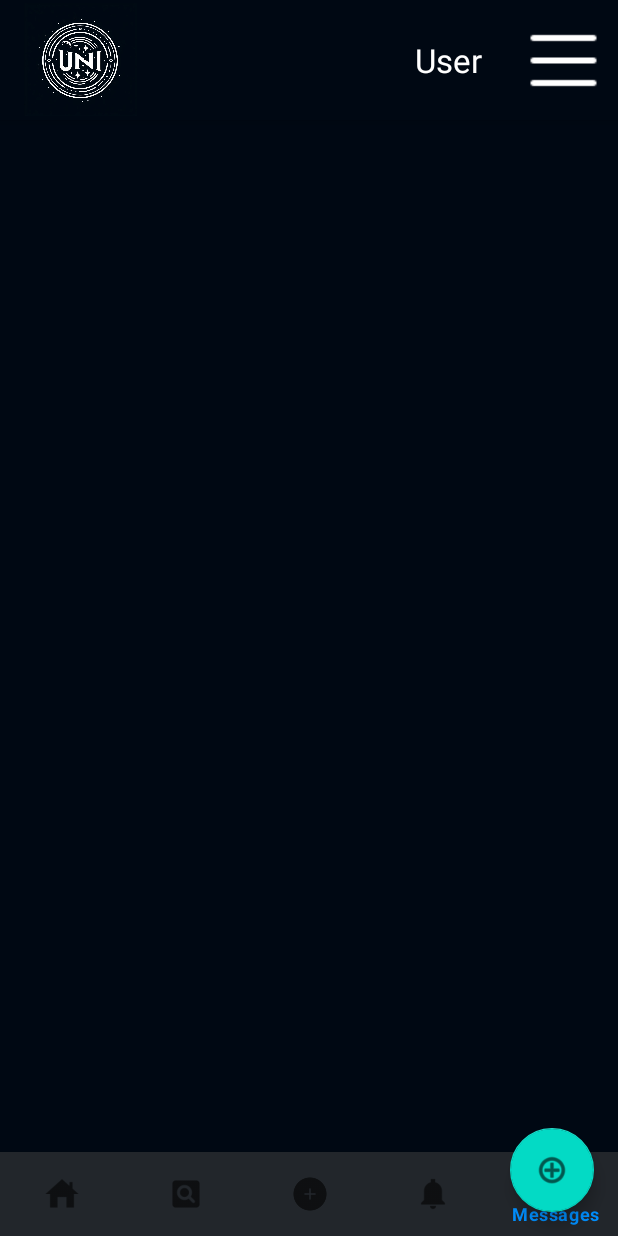
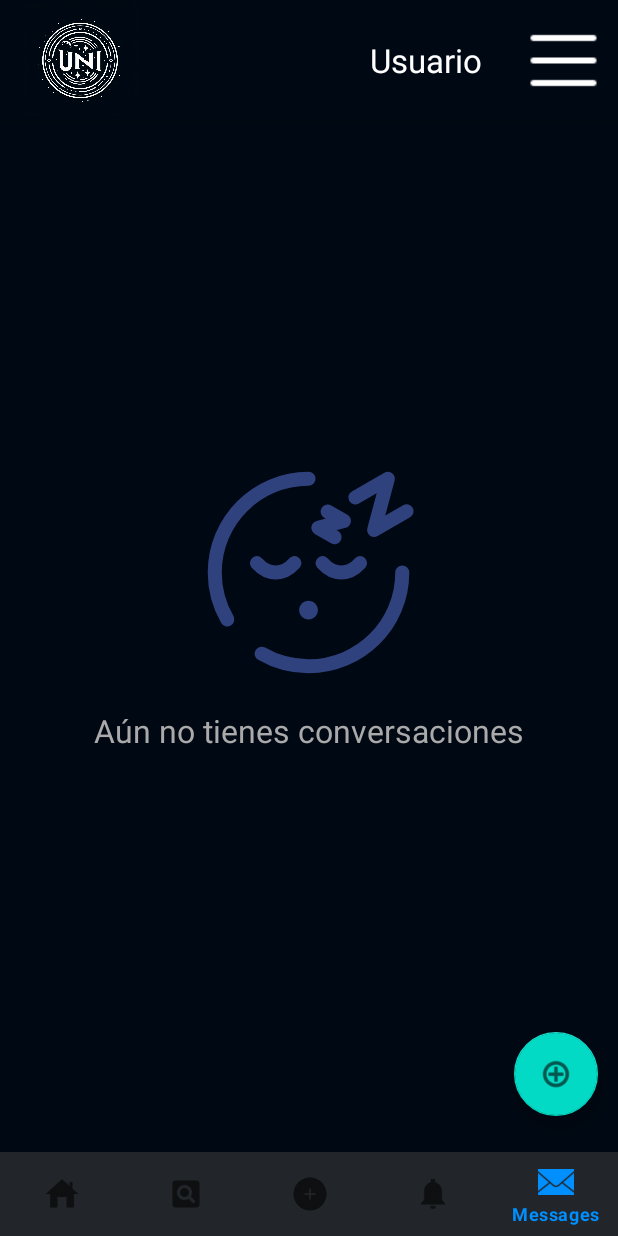
Before and after one commit to Drach23/UNIverse, an Android app: the MessagesListActivity screen opened directly, with no data from a screen before it, on a phone screen of 412 x 824 dp. Run offline under Robolectric (Android 15) with nearby library versions, the phone set to English and light mode, and no system bars; our stand-ins replace Firebase (no records; nobody signed in at launch, a user with empty details on screens opened directly).

Commit message:
Adding message part

```diff
--- a/app/src/main/AndroidManifest.xml
+++ b/app/src/main/AndroidManifest.xml
@@ -45,6 +45,9 @@
             android:name=".messages.MessagesListActivity"
             android:exported="true" />
         <activity
+            android:name=".messages.NewChatActivity"
+            android:exported="true" />
+        <activity
             android:name=".start_pages.UniverseActivity"
             android:exported="true"
             android:theme="@style/splashTheme">
--- a/app/src/main/java/com/unitech/universe/messages/MessageListActivity.kt
+++ b/app/src/main/java/com/unitech/universe/messages/MessageListActivity.kt
@@ -1,7 +1,4 @@
 package com.unitech.universe.messages
-
-import com.unitech.universe.MessagesListAdapter
-
 
 import android.content.Intent
 import android.os.Bundle
@@ -13,9 +10,11 @@
 import androidx.recyclerview.widget.LinearLayoutManager
 import androidx.recyclerview.widget.RecyclerView
 import com.google.android.material.bottomnavigation.BottomNavigationView
+import com.google.android.material.floatingactionbutton.FloatingActionButton
 import com.google.firebase.auth.FirebaseAuth
 import com.google.firebase.firestore.FirebaseFirestore
 import com.unitech.universe.R
+import com.unitech.universe.MessagesListAdapter
 import com.unitech.universe.tool_bars.MenuUtils
 import com.unitech.universe.tool_bars.NavUtils
 
@@ -23,46 +22,57 @@
 
     private lateinit var recyclerView: RecyclerView
     private lateinit var textNoMessages: TextView
+    private lateinit var fabNewMessage: FloatingActionButton
+    private lateinit var bottomNavigationView: BottomNavigationView
+
     private val db = FirebaseFirestore.getInstance()
-    private val currentUserId = FirebaseAuth.getInstance().currentUser?.uid ?: ""
+    private val auth = FirebaseAuth.getInstance()
+    private val currentUserId = auth.currentUser?.uid ?: ""
     private val chatList = mutableListOf<ChatPreview>()
     private lateinit var adapter: MessagesListAdapter
-    private lateinit var bottomNavigationView: BottomNavigationView
-    private val auth = FirebaseAuth.getInstance()
-
 
     override fun onCreate(savedInstanceState: Bundle?) {
         super.onCreate(savedInstanceState)
         setContentView(R.layout.activity_messages_list)
 
+        // Inicialización de vistas
         recyclerView = findViewById(R.id.recyclerViewChats)
         textNoMessages = findViewById(R.id.textNoMessages)
+        fabNewMessage = findViewById(R.id.fabNewMessage)
+        bottomNavigationView = findViewById(R.id.bottom_navigation)
+        val menuButton: ImageButton = findViewById(R.id.menuButton)
 
+        // Configuración RecyclerView
         adapter = MessagesListAdapter(chatList) { otherUserId ->
             val intent = Intent(this, ChatActivity::class.java)
             intent.putExtra("otherUserId", otherUserId)
             startActivity(intent)
         }
+        recyclerView.layoutManager = LinearLayoutManager(this)
+        recyclerView.adapter = adapter
 
-        // BottomNavigationView
-        bottomNavigationView = findViewById(R.id.bottom_navigation)
+        // FAB para iniciar nuevo chat
+        fabNewMessage.setOnClickListener {
+            val intent = Intent(this, NewChatActivity::class.java)
+            startActivity(intent)
+        }
+
+        // Menu lateral
+        menuButton.setOnClickListener {
+            MenuUtils.showPopupMenu(this, it)
+        }
+
+        // Navegación inferior
         bottomNavigationView.selectedItemId = R.id.nav_messages
         bottomNavigationView.setOnItemSelectedListener { menuItem ->
             NavUtils.handleNavigationItemSelected(this, menuItem)
             true
         }
 
-        // Activa el hamburger - Despliega menu lateral
-        val menuButton: ImageButton = findViewById(R.id.menuButton)
-        menuButton.setOnClickListener {
-            MenuUtils.showPopupMenu(this, it)
-        }
-
+        // Mostrar nombre de usuario activo
         showUserNameActive()
 
-        recyclerView.layoutManager = LinearLayoutManager(this)
-        recyclerView.adapter = adapter
-
+        // Cargar chats
         listenChats()
     }
 
@@ -73,7 +83,7 @@
                 if (snapshot != null && !snapshot.isEmpty) {
                     chatList.clear()
                     for (doc in snapshot.documents) {
-                        val chat = doc.toObject(ChatPreview::class.java)
+                        val chat = doc.toObject(ChatPreview::class.java)?.copy(chatId = doc.id)
                         if (chat != null) chatList.add(chat)
                     }
                     textNoMessages.visibility = View.GONE
@@ -85,49 +95,26 @@
                 }
             }
     }
+
     private fun showUserNameActive() {
-        // Encuentra la TextView para mostrar el nombre del usuario
         val usernameTextView: TextView = findViewById(R.id.username)
-
-        // Obtén el usuario actual
         val currentUser = auth.currentUser
 
-        // Verifica si el usuario está autenticado
         if (currentUser != null) {
-            // Obtén el ID de usuario actual
-            val userId = currentUser.uid
-
-            // Referencia al documento del usuario en Firestore
-            val userRef = db.collection("users").document(userId)
-
-            // Realiza una solicitud para obtener los datos del documento del usuario
+            val userRef = db.collection("users").document(currentUser.uid)
             userRef.get()
                 .addOnSuccessListener { document ->
-                    // Verifica si el documento existe y contiene datos
-                    if (document?.exists() == true) {
-                        // Obtén el nombre de usuario
-                        val username = document.getString("username")
-
-                        // Verifica si el nombre de usuario es nulo o vacío
-                        if (!username.isNullOrBlank()) {
-                            // Muestra el nombre de usuario en la TextView
-                            usernameTextView.text = username
-                        } else {
-                            showMessage("No se encontró el nombre de usuario.")
-                        }
-                    } else {
-                        showMessage("No se encontraron datos del usuario.")
-                    }
+                    val username = document.getString("username")
+                    usernameTextView.text = if (!username.isNullOrBlank()) username else "Usuario"
                 }
-                .addOnFailureListener { exception ->
-                    // Maneja el error de manera específica
-                    showMessage("Error al obtener los datos del usuario: ${exception.message}")
+                .addOnFailureListener {
+                    showMessage("Error al obtener nombre de usuario.")
                 }
         } else {
-            // Si el usuario no está autenticado
-            showMessage("El usuario no está autenticado.")
+            showMessage("Usuario no autenticado.")
         }
     }
+
     private fun showMessage(message: String) {
         Toast.makeText(this, message, Toast.LENGTH_SHORT).show()
     }
--- /dev/null
+++ b/app/src/main/java/com/unitech/universe/messages/UserMessage.kt
@@ -0,0 +1,6 @@
+package com.unitech.universe.messages
+
+data class UserMessage(
+    val  userId: String = "",
+    val  username: String = "",
+)
--- a/app/src/main/res/layout/activity_messages_list.xml
+++ b/app/src/main/res/layout/activity_messages_list.xml
@@ -29,7 +29,7 @@
         android:layout_width="match_parent"
         android:layout_height="match_parent"
         android:gravity="center"
-        android:visibility="gone">
+        android:visibility="visible">
 
         <ImageView
             android:id="@+id/ivNoChats"
@@ -54,7 +54,8 @@
         android:layout_height="wrap_content"
         android:layout_alignParentBottom="true"
         android:layout_alignParentEnd="true"
-        android:layout_margin="16dp"
+        android:layout_marginBottom="80dp"
+        android:layout_marginEnd="20px"
         android:src="@android:drawable/ic_menu_add"
         android:contentDescription="Nuevo mensaje"/>
 
```
Also changed, not shown: app/src/main/java/com/unitech/universe/messages/MessageAdapter.kt (+30 -10 lines), app/src/main/java/com/unitech/universe/messages/NewChatActivity.kt (added, +62 -0 lines), app/src/main/java/com/unitech/universe/messages/UsersAdapter.kt (added, +35 -0 lines), app/src/main/res/layout/activity_chat.xml (+46 -16 lines), app/src/main/res/layout/activity_item_user.xml (added, +13 -0 lines), app/src/main/res/layout/activity_new_chat.xml (added, +9 -0 lines).
